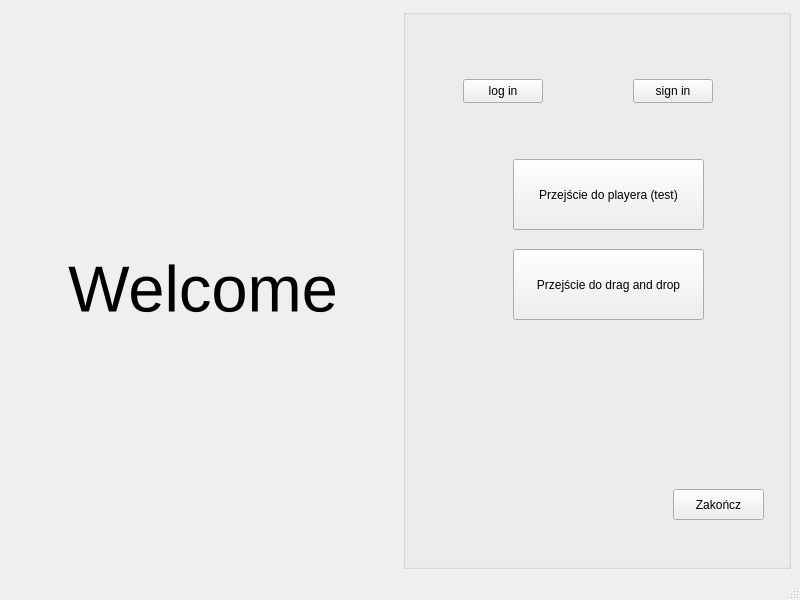
This is welcome_window.ui in hjnowakowski/music-player as Qt 5 draws it before an edit. The edited form follows.
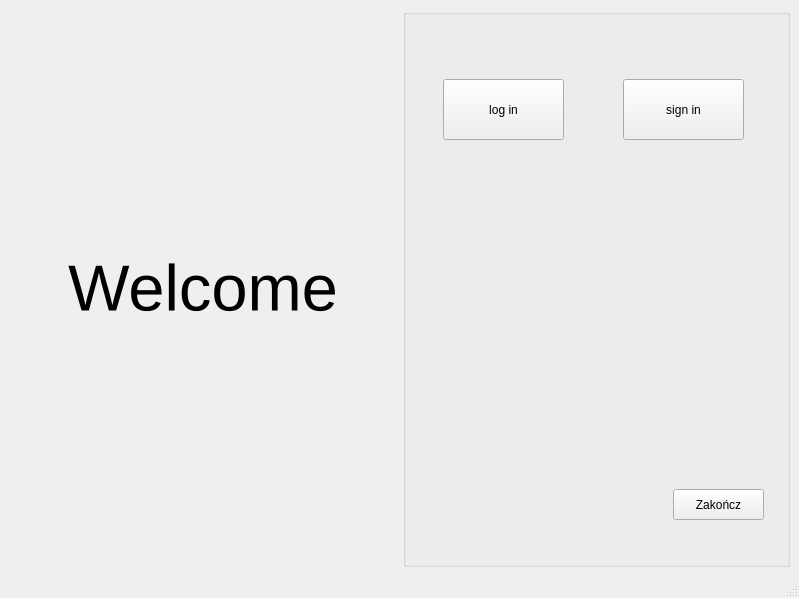
This is the edited form.

Commit message: Działa rejestrowanie się i przechodzenie do playera

Diff of the .ui file:
```diff
--- a/welcome_window.ui
+++ b/welcome_window.ui
@@ -6,8 +6,8 @@
    <rect>
     <x>0</x>
     <y>0</y>
-    <width>800</width>
-    <height>600</height>
+    <width>799</width>
+    <height>598</height>
    </rect>
   </property>
   <property name="windowTitle">
@@ -38,10 +38,10 @@
       <widget class="QPushButton" name="button_login">
        <property name="geometry">
         <rect>
-         <x>60</x>
+         <x>40</x>
          <y>70</y>
-         <width>80</width>
-         <height>24</height>
+         <width>121</width>
+         <height>61</height>
         </rect>
        </property>
        <property name="text">
@@ -51,10 +51,10 @@
       <widget class="QPushButton" name="button_signin">
        <property name="geometry">
         <rect>
-         <x>230</x>
+         <x>220</x>
          <y>70</y>
-         <width>80</width>
-         <height>24</height>
+         <width>121</width>
+         <height>61</height>
         </rect>
        </property>
        <property name="text">
@@ -77,32 +77,6 @@
         <string>Zakończ</string>
        </property>
       </widget>
-      <widget class="QPushButton" name="pushButton_player">
-       <property name="geometry">
-        <rect>
-         <x>110</x>
-         <y>150</y>
-         <width>191</width>
-         <height>71</height>
-        </rect>
-       </property>
-       <property name="text">
-        <string>Przejście do playera (test)</string>
-       </property>
-      </widget>
-      <widget class="QPushButton" name="pushButton_dragndrop">
-       <property name="geometry">
-        <rect>
-         <x>110</x>
-         <y>240</y>
-         <width>191</width>
-         <height>71</height>
-        </rect>
-       </property>
-       <property name="text">
-        <string>Przejście do drag and drop</string>
-       </property>
-      </widget>
      </widget>
     </item>
    </layout>
```
Left out of the diff: 4 changed lines with no effect on the pictures. The commit also changes 9 other files.
